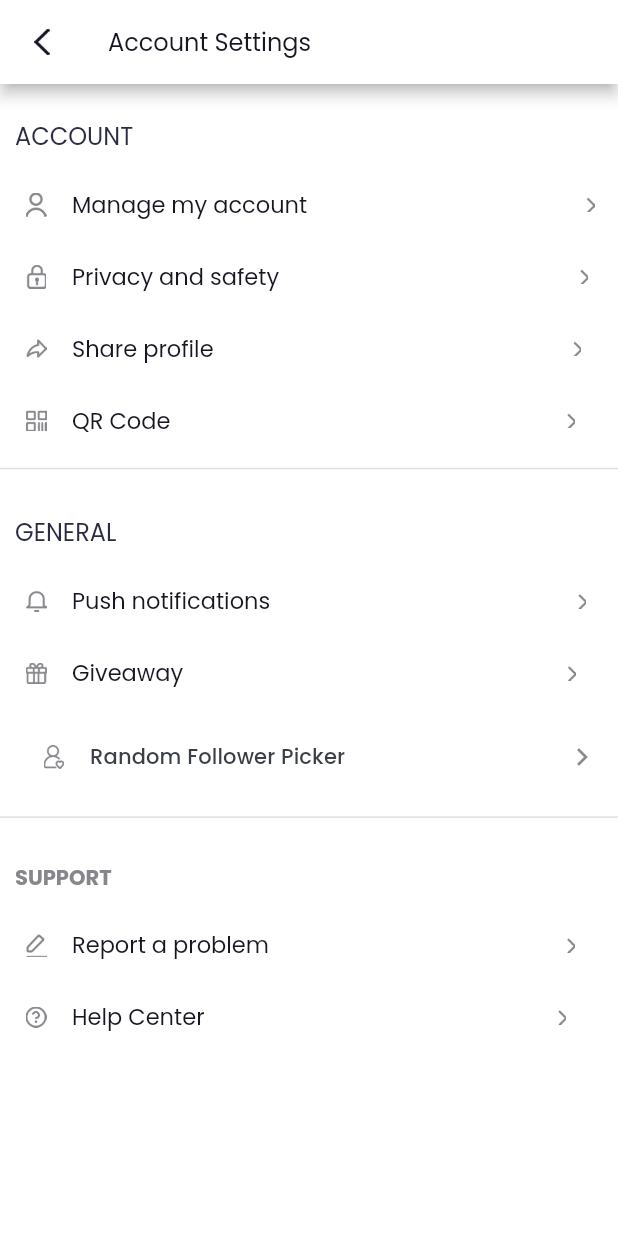
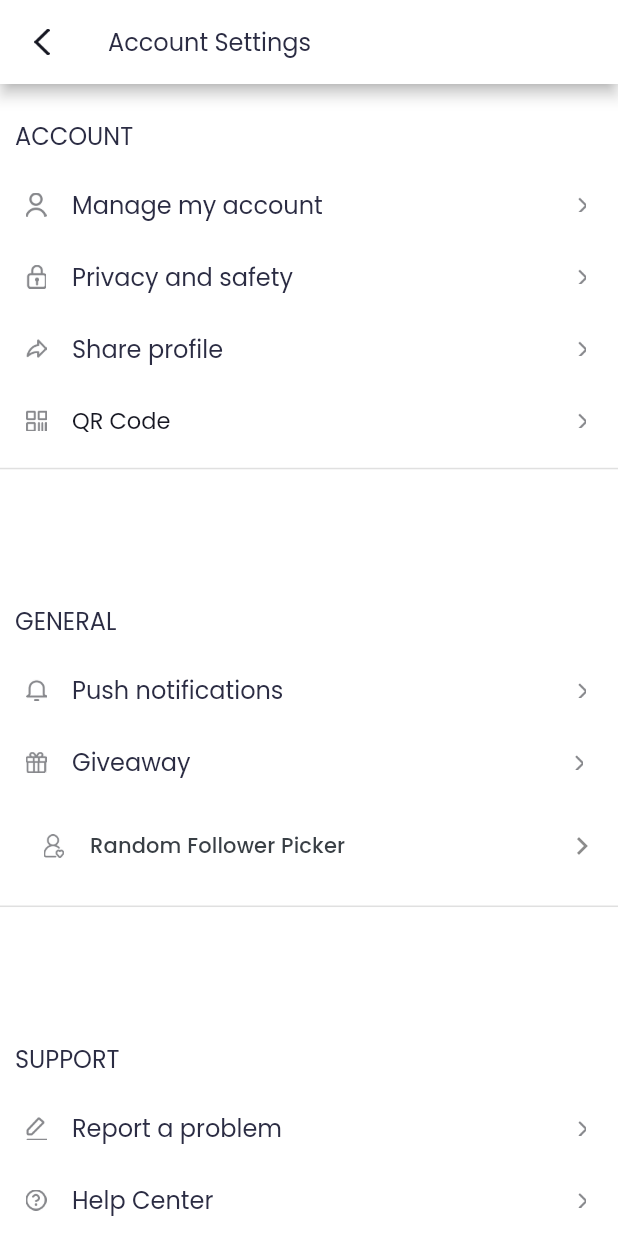
Before and after one commit to yashvala9/final_client_19-10, a Flutter app: the screen it shows after launch, on a phone screen of 412 x 824 dp. Run offline on Flutter 3.47's test engine with Material 2 defaults, Android fonts, the phone set to English and light mode, and no system bars; our stand-ins replace firebase_auth, firebase_core, font_awesome_flutter, get, google_sign_in, package_info_plus; accounts and stored records are empty.

Commit message:
TextTheme & Spacer

```diff
--- a/lib/app/modules/account_settings/views/account_settings_view.dart
+++ b/lib/app/modules/account_settings/views/account_settings_view.dart
@@ -25,13 +25,13 @@ class AccountSettingsView extends GetView<AccountSettingsController> {
             width: 10.21,
           ),
         ),
-        title: const Text(
+        title: Text(
           "Account Settings",
-          style: TextStyle(
+          style: style.titleMedium,/*TextStyle(
             color: Color.fromRGBO(22, 23, 34, 1),
             fontWeight: FontWeight.w400,
             fontSize: 16,
-          ),
+          ),*/
         ),
       ),
       body: Column(
@@ -57,17 +57,15 @@ class AccountSettingsView extends GetView<AccountSettingsController> {
                   width: 14,
                 ),
               ),
-              const Text(
+              Text(
                 "Manage my account",
-                style: TextStyle(
+                style: style.titleMedium,/*TextStyle(
                   color: Color.fromRGBO(22, 23, 34, 1),
                   fontWeight: FontWeight.w400,
                   fontSize: 15,
-                ),
+                ),*/
               ),
-              SizedBox(
-                width: Get.width * 0.4,
-              ),
+              const Spacer(),
               IconButton(
                 onPressed: () {
                   Get.to(const EditProfileView());
@@ -90,17 +88,15 @@ class AccountSettingsView extends GetView<AccountSettingsController> {
                   width: 14,
                 ),
               ),
-              const Text(
+              Text(
                 "Privacy and safety",
-                style: TextStyle(
+                style: style.titleMedium, /*TextStyle(
                   color: Color.fromRGBO(22, 23, 34, 1),
                   fontWeight: FontWeight.w400,
                   fontSize: 15,
-                ),
+                ),*/
               ),
-              SizedBox(
-                width: Get.width * 0.435,
-              ),
+              const Spacer(),
               IconButton(
                 onPressed: () {},
                 icon: Image.asset(
@@ -121,17 +117,15 @@ class AccountSettingsView extends GetView<AccountSettingsController> {
                   width: 14,
                 ),
               ),
-              const Text(
+              Text(
                 "Share profile",
-                style: TextStyle(
+                style: style.titleMedium, /*TextStyle(
                   color: Color.fromRGBO(22, 23, 34, 1),
                   fontWeight: FontWeight.w400,
                   fontSize: 15,
-                ),
+                ),*/
               ),
-              SizedBox(
-                width: Get.width * 0.53,
-              ),
+              const Spacer(),
               IconButton(
                 onPressed: () {},
                 icon: Image.asset(
@@ -160,9 +154,7 @@ class AccountSettingsView extends GetView<AccountSettingsController> {
                   fontSize: 15,
                 ),
               ),
-              SizedBox(
-                width: Get.width * 0.59,
-              ),
+              const Spacer(),
               IconButton(
                 onPressed: () {},
                 icon: Image.asset(
@@ -176,9 +168,7 @@ class AccountSettingsView extends GetView<AccountSettingsController> {
           const Divider(
             thickness: 1,
           ),
-          SizedBox(
-            height: Get.height * 0.015,
-          ),
+          const Spacer(),
           Padding(
             padding: const EdgeInsets.all(10.0),
             child: Text("GENERAL", style: style.titleMedium),
@@ -193,13 +183,13 @@ class AccountSettingsView extends GetView<AccountSettingsController> {
                   width: 14,
                 ),
               ),
-              const Text(
+              Text(
                 "Push notifications",
-                style: TextStyle(
+                style: style.titleMedium, /*TextStyle(
                   color: Color.fromRGBO(22, 23, 34, 1),
                   fontWeight: FontWeight.w400,
                   fontSize: 15,
-                ),
+                ),*/
               ),
               const Spacer(),
               IconButton(
@@ -222,13 +212,13 @@ class AccountSettingsView extends GetView<AccountSettingsController> {
                   width: 14,
                 ),
               ),
-              const Text(
+              Text(
                 "Giveaway",
-                style: TextStyle(
+                style: style.titleMedium, /*TextStyle(
                   color: Color.fromRGBO(22, 23, 34, 1),
                   fontWeight: FontWeight.w400,
                   fontSize: 15,
-                ),
+                ),*/
               ),
               SizedBox(
                 width: Get.width * 0.57,
@@ -334,18 +324,16 @@ class AccountSettingsView extends GetView<AccountSettingsController> {
           const Divider(
             thickness: 1,
           ),
-          SizedBox(
-            height: Get.height * 0.015,
-          ),
-          const Padding(
-            padding: EdgeInsets.all(10.0),
+          const Spacer(),
+          Padding(
+            padding: const EdgeInsets.all(10.0),
             child: Text(
               "SUPPORT",
-              style: TextStyle(
+              style: style.titleMedium, /*TextStyle(
                 color: Color.fromRGBO(134, 135, 139, 1),
                 fontSize: 14,
                 fontWeight: FontWeight.w700,
-              ),
+              ),*/
             ),
           ),
           Row(
@@ -358,17 +346,15 @@ class AccountSettingsView extends GetView<AccountSettingsController> {
                   width: 14,
                 ),
               ),
-              const Text(
+              Text(
                 "Report a problem",
-                style: TextStyle(
+                style: style.titleMedium, /*TextStyle(
                   color: Color.fromRGBO(22, 23, 34, 1),
                   fontWeight: FontWeight.w400,
                   fontSize: 15,
-                ),
+                ),*/
               ),
-              SizedBox(
-                width: Get.width * 0.43,
-              ),
+              const Spacer(),
               IconButton(
                 onPressed: () {},
                 icon: Image.asset(
@@ -389,17 +375,15 @@ class AccountSettingsView extends GetView<AccountSettingsController> {
                   width: 14,
                 ),
               ),
-              const Text(
+              Text(
                 "Help Center",
-                style: TextStyle(
+                style: style.titleMedium, /*TextStyle(
                   color: Color.fromRGBO(22, 23, 34, 1),
                   fontWeight: FontWeight.w400,
                   fontSize: 15,
-                ),
+                ),*/
               ),
-              SizedBox(
-                width: Get.width * 0.52,
-              ),
+              const Spacer(),
               IconButton(
                 onPressed: () {},
                 icon: Image.asset(
```
Also changed, not shown: lib/app/modules/edit_profile/views/edit_profile_view.dart (+52 -50 lines), lib/app/modules/follower_picker/views/follower_picker_view.dart (+14 -13 lines), lib/app/modules/giveaway_campaign/views/giveaway_campaign_view.dart (+26 -24 lines), pubspec.lock, 1 other file.
